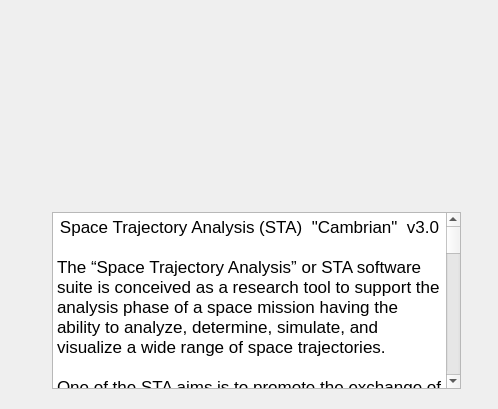
First picture: the form in sta-src/Main/about.ui, repository Dwarf-Planet-Project/SpaceDesignTool, before the edit.
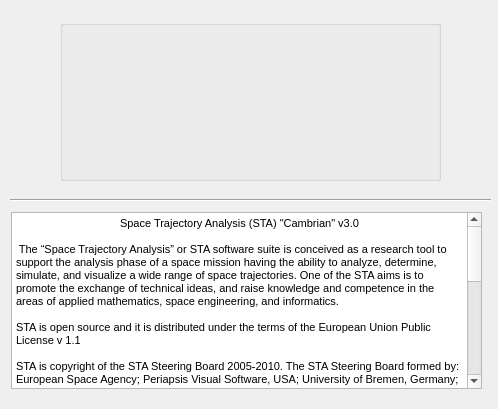
Second picture: the form after the edit. Icons and pictures are not drawn.

Commit message: Repairing faulty ABOUT dialog in Windows. Repairing faulty PREFERENCES dialog in Windows

```diff
--- a/sta-src/Main/about.ui
+++ b/sta-src/Main/about.ui
@@ -25,13 +25,65 @@
   <property name="windowTitle">
    <string>About</string>
   </property>
+  <widget class="QTextEdit" name="textEdit">
+   <property name="geometry">
+    <rect>
+     <x>11</x>
+     <y>212</y>
+     <width>471</width>
+     <height>177</height>
+    </rect>
+   </property>
+   <property name="html">
+    <string>&lt;!DOCTYPE HTML PUBLIC &quot;-//W3C//DTD HTML 4.0//EN&quot; &quot;http://www.w3.org/TR/REC-html40/strict.dtd&quot;&gt;
+&lt;html&gt;&lt;head&gt;&lt;meta name=&quot;qrichtext&quot; content=&quot;1&quot; /&gt;&lt;style type=&quot;text/css&quot;&gt;
+p, li { white-space: pre-wrap; }
+&lt;/style&gt;&lt;/head&gt;&lt;body style=&quot; font-family:'MS Shell Dlg 2'; font-size:8.25pt; font-weight:400; font-style:normal;&quot;&gt;
+&lt;p align=&quot;center&quot; style=&quot; margin-top:0px; margin-bottom:0px; margin-left:0px; margin-right:0px; -qt-block-indent:0; text-indent:0px;&quot;&gt;&lt;span style=&quot; font-size:8pt;&quot;&gt;Space Trajectory Analysis (STA) &amp;quot;Cambrian&amp;quot; v3.0&lt;/span&gt;&lt;/p&gt;
+&lt;p style=&quot;-qt-paragraph-type:empty; margin-top:0px; margin-bottom:0px; margin-left:0px; margin-right:0px; -qt-block-indent:0; text-indent:0px; font-size:8pt;&quot;&gt;&lt;/p&gt;
+&lt;p style=&quot; margin-top:0px; margin-bottom:0px; margin-left:0px; margin-right:0px; -qt-block-indent:0; text-indent:0px;&quot;&gt;&lt;span style=&quot; font-size:8pt;&quot;&gt; The “Space Trajectory Analysis” or STA software suite is conceived as a research tool to support the analysis phase of a space mission having the ability to analyze, determine, simulate, and visualize a wide range of space trajectories. One of the STA aims is to promote the exchange of technical ideas, and raise knowledge and competence in the areas of applied mathematics, space engineering, and informatics. &lt;/span&gt;&lt;/p&gt;
+&lt;p style=&quot;-qt-paragraph-type:empty; margin-top:0px; margin-bottom:0px; margin-left:0px; margin-right:0px; -qt-block-indent:0; text-indent:0px; font-size:8pt;&quot;&gt;&lt;/p&gt;
+&lt;p style=&quot; margin-top:0px; margin-bottom:0px; margin-left:0px; margin-right:0px; -qt-block-indent:0; text-indent:0px;&quot;&gt;&lt;span style=&quot; font-size:8pt;&quot;&gt;STA is open source and it is distributed under the terms of the European Union Public License v 1.1 &lt;/span&gt;&lt;/p&gt;
+&lt;p style=&quot;-qt-paragraph-type:empty; margin-top:0px; margin-bottom:0px; margin-left:0px; margin-right:0px; -qt-block-indent:0; text-indent:0px; font-size:8pt;&quot;&gt;&lt;/p&gt;
+&lt;p style=&quot; margin-top:0px; margin-bottom:0px; margin-left:0px; margin-right:0px; -qt-block-indent:0; text-indent:0px;&quot;&gt;&lt;span style=&quot; font-size:8pt;&quot;&gt;STA is copyright of the STA Steering Board 2005-2010. The STA Steering Board formed by: European Space Agency; Periapsis Visual Software, USA; University of Bremen, Germany; Technical University of Delft, The Netherlands; Instituto Superior Técnico, Lisbon, Portugal; University of Southampton, United Kingdom; Complutense University of Madrid, Spain; Univeristy of Coimbra, Portugal; University of Kent, United Kingdom; University of Birmingham, United Kingdom; University of Wuerzburg, Germany; Politecnico di Milano, Italy; Technical University of Madrid, Spain; Technical University of Catalonia, Spain; Institut Supérieur de L'Aéronautique et de l'Espace, Toulouse, France; Technical School of Aeronautics, Madrid, Spain; Von Karman Institute, Brussels, Belgium.&lt;/span&gt;&lt;/p&gt;
+&lt;p style=&quot;-qt-paragraph-type:empty; margin-top:0px; margin-bottom:0px; margin-left:0px; margin-right:0px; -qt-block-indent:0; text-indent:0px; font-size:8pt;&quot;&gt;&lt;/p&gt;
+&lt;p style=&quot; margin-top:0px; margin-bottom:0px; margin-left:0px; margin-right:0px; -qt-block-indent:0; text-indent:0px;&quot;&gt;&lt;span style=&quot; font-size:8pt;&quot;&gt;STA uses some open source libraries. Here is the list: STA uses the Independent JPEG Group libraries. STA uses the Eigen libraries. Eigen is a C++ template library for linear algebra that includes vectors, matrices, and related algorithms. STA is compatible with the NASA SPICE system for spacecraft and planetary information. SPICE was developed by Caltech/JPL under contract to NASA. STA uses VESTA code and VESTA data. In particular, STA uses VESTA rendering engine for the 3D view window. The STA star database is derived from the Tycho 2 star catalogue. STA uses Curveplot. Curveplot is a library for high precision plotting of piecewise cubic curves in OpenGL. It is distributed under the terms of the GNU Lesser Public License and is Copyright of Chris Laurel. STA uses OpenGL Extension Wrangler Library GLEW. For credits and authorship of this library, please read the README file inside the GLEW folder. STA uses the QwPlot3D programming library that provides 3D-widgets for plotting. The library is zlib licensed. QwPlot3D ic copyright of Michael Bieber.&lt;/span&gt;&lt;/p&gt;
+&lt;p style=&quot;-qt-paragraph-type:empty; margin-top:0px; margin-bottom:0px; margin-left:0px; margin-right:0px; -qt-block-indent:0; text-indent:0px; font-size:8pt;&quot;&gt;&lt;/p&gt;
+&lt;p style=&quot;-qt-paragraph-type:empty; margin-top:0px; margin-bottom:0px; margin-left:0px; margin-right:0px; -qt-block-indent:0; text-indent:0px; font-size:8pt;&quot;&gt;&lt;/p&gt;&lt;/body&gt;&lt;/html&gt;</string>
+   </property>
+  </widget>
+  <widget class="Line" name="line">
+   <property name="geometry">
+    <rect>
+     <x>10</x>
+     <y>190</y>
+     <width>481</width>
+     <height>20</height>
+    </rect>
+   </property>
+   <property name="orientation">
+    <enum>Qt::Horizontal</enum>
+   </property>
+  </widget>
+  <widget class="QGroupBox" name="groupBox">
+   <property name="geometry">
+    <rect>
+     <x>60</x>
+     <y>20</y>
+     <width>381</width>
+     <height>161</height>
+    </rect>
+   </property>
+   <property name="title">
+    <string/>
+   </property>
   <widget class="QPushButton" name="pushButton">
    <property name="geometry">
     <rect>
-     <x>4</x>
-     <y>16</y>
-     <width>493</width>
-     <height>169</height>
+      <x>10</x>
+      <y>10</y>
+      <width>351</width>
+      <height>141</height>
     </rect>
    </property>
    <property name="autoFillBackground">
@@ -60,40 +112,6 @@
     <bool>true</bool>
    </property>
   </widget>
-  <widget class="QTextEdit" name="textEdit">
-   <property name="geometry">
-    <rect>
-     <x>52</x>
-     <y>212</y>
-     <width>409</width>
-     <height>177</height>
-    </rect>
-   </property>
-   <property name="html">
-    <string>&lt;!DOCTYPE HTML PUBLIC &quot;-//W3C//DTD HTML 4.0//EN&quot; &quot;http://www.w3.org/TR/REC-html40/strict.dtd&quot;&gt;
-&lt;html&gt;&lt;head&gt;&lt;meta name=&quot;qrichtext&quot; content=&quot;1&quot; /&gt;&lt;style type=&quot;text/css&quot;&gt;
-p, li { white-space: pre-wrap; }
-&lt;/style&gt;&lt;/head&gt;&lt;body style=&quot; font-family:'Lucida Grande'; font-size:13pt; font-weight:400; font-style:normal;&quot;&gt;
-&lt;p align=&quot;center&quot; style=&quot; margin-top:0px; margin-bottom:0px; margin-left:0px; margin-right:0px; -qt-block-indent:0; text-indent:0px;&quot;&gt;Space Trajectory Analysis (STA)  &amp;quot;Cambrian&amp;quot;  v3.0&lt;/p&gt;
-&lt;p style=&quot; margin-top:0px; margin-bottom:0px; margin-left:0px; margin-right:0px; -qt-block-indent:0; text-indent:0px;&quot;&gt; &lt;/p&gt;
-&lt;p style=&quot; margin-top:0px; margin-bottom:0px; margin-left:0px; margin-right:0px; -qt-block-indent:0; text-indent:0px;&quot;&gt;The “Space Trajectory Analysis” or STA software suite is conceived as a research tool to support the analysis phase of a space mission having the ability to analyze, determine, simulate, and visualize a wide range of space trajectories.                                    &lt;/p&gt;
-&lt;p style=&quot;-qt-paragraph-type:empty; margin-top:0px; margin-bottom:0px; margin-left:0px; margin-right:0px; -qt-block-indent:0; text-indent:0px;&quot;&gt;&lt;/p&gt;
-&lt;p style=&quot; margin-top:0px; margin-bottom:0px; margin-left:0px; margin-right:0px; -qt-block-indent:0; text-indent:0px;&quot;&gt;One of the STA aims is to promote the exchange of technical ideas, and raise knowledge and competence in the areas of applied mathematics, space engineering, and informatics. &lt;/p&gt;
-&lt;p style=&quot;-qt-paragraph-type:empty; margin-top:0px; margin-bottom:0px; margin-left:0px; margin-right:0px; -qt-block-indent:0; text-indent:0px;&quot;&gt;&lt;/p&gt;
-&lt;p style=&quot; margin-top:0px; margin-bottom:0px; margin-left:0px; margin-right:0px; -qt-block-indent:0; text-indent:0px;&quot;&gt;STA is open source and it is distributed under the terms of the European Union Public License v 1.1&lt;/p&gt;
-&lt;p style=&quot; margin-top:12px; margin-bottom:12px; margin-left:0px; margin-right:0px; -qt-block-indent:0; text-indent:0px;&quot;&gt;STA is copyright of the STA Steering Board 2005-2010.&lt;/p&gt;
-&lt;p style=&quot; margin-top:12px; margin-bottom:12px; margin-left:0px; margin-right:0px; -qt-block-indent:0; text-indent:0px;&quot;&gt;The STA Steering Board formed by: European Space Agency; Periapsis Visual Software, USA; University of Bremen, Germany; Technical University of Delft, The Netherlands; Instituto Superior Técnico, Lisbon, Portugal; University of Southampton, United Kingdom; Complutense University of Madrid, Spain; Univeristy of Coimbra, Portugal; University of Kent, United Kingdom; University of Birmingham, United Kingdom; University of Wuerzburg, Germany; Politecnico di Milano, Italy; Technical University of Madrid, Spain; Technical University of Catalonia, Spain; Institut Supérieur de L'Aéronautique et de l'Espace, Toulouse, France; Technical School of Aeronautics, Madrid, Spain; Von Karman Institute, Brussels, Belgium&lt;/p&gt;
-&lt;p style=&quot; margin-top:0px; margin-bottom:0px; margin-left:0px; margin-right:0px; -qt-block-indent:0; text-indent:0px;&quot;&gt;STA uses some open source libraries. Here is the list:&lt;/p&gt;
-&lt;p style=&quot; margin-top:0px; margin-bottom:0px; margin-left:0px; margin-right:0px; -qt-block-indent:0; text-indent:0px;&quot;&gt;STA uses the Independent JPEG Group libraries.&lt;/p&gt;
-&lt;p style=&quot; margin-top:0px; margin-bottom:0px; margin-left:0px; margin-right:0px; -qt-block-indent:0; text-indent:0px;&quot;&gt;STA uses the Eigen libraries. Eigen is a C++ template library for linear algebra that includes vectors, matrices, and related algorithms. &lt;/p&gt;
-&lt;p style=&quot; margin-top:0px; margin-bottom:0px; margin-left:0px; margin-right:0px; -qt-block-indent:0; text-indent:0px;&quot;&gt;STA is compatible with the NASA SPICE system for spacecraft and planetary information. SPICE was developed by Caltech/JPL under contract to NASA.&lt;/p&gt;
-&lt;p style=&quot; margin-top:0px; margin-bottom:0px; margin-left:0px; margin-right:0px; -qt-block-indent:0; text-indent:0px;&quot;&gt;STA uses VESTA code and VESTA data. In particular, STA uses VESTA rendering engine for the 3D view window. The STA star database is derived from the Tycho 2 star catalogue.&lt;/p&gt;
-&lt;p style=&quot; margin-top:0px; margin-bottom:0px; margin-left:0px; margin-right:0px; -qt-block-indent:0; text-indent:0px;&quot;&gt;STA uses Curveplot. Curveplot is a library for high precision plotting of piecewise cubic curves in OpenGL. It is distributed under the terms of the GNU Lesser Public License and is Copyright of Chris Laurel.&lt;/p&gt;
-&lt;p style=&quot; margin-top:0px; margin-bottom:0px; margin-left:0px; margin-right:0px; -qt-block-indent:0; text-indent:0px;&quot;&gt;STA uses OpenGL Extension Wrangler Library GLEW. For credits and authorship of this library, please read the README file inside the GLEW folder.&lt;/p&gt;
-&lt;p style=&quot; margin-top:0px; margin-bottom:0px; margin-left:0px; margin-right:0px; -qt-block-indent:0; text-indent:0px;&quot;&gt;STA uses the QwPlot3D programming library that provides 3D-widgets for plotting. The library is zlib licensed. QwPlot3D ic copyright of Michael Bieber.&lt;/p&gt;
-&lt;p style=&quot;-qt-paragraph-type:empty; margin-top:0px; margin-bottom:0px; margin-left:0px; margin-right:0px; -qt-block-indent:0; text-indent:0px;&quot;&gt;&lt;/p&gt;
-&lt;p style=&quot;-qt-paragraph-type:empty; margin-top:0px; margin-bottom:0px; margin-left:0px; margin-right:0px; -qt-block-indent:0; text-indent:0px; font-size:9pt;&quot;&gt;&lt;/p&gt;&lt;/body&gt;&lt;/html&gt;</string>
-   </property>
   </widget>
  </widget>
  <tabstops>
```
Lines whose indentation alone changed are shown as unchanged. The commit also changes 1 other file.
